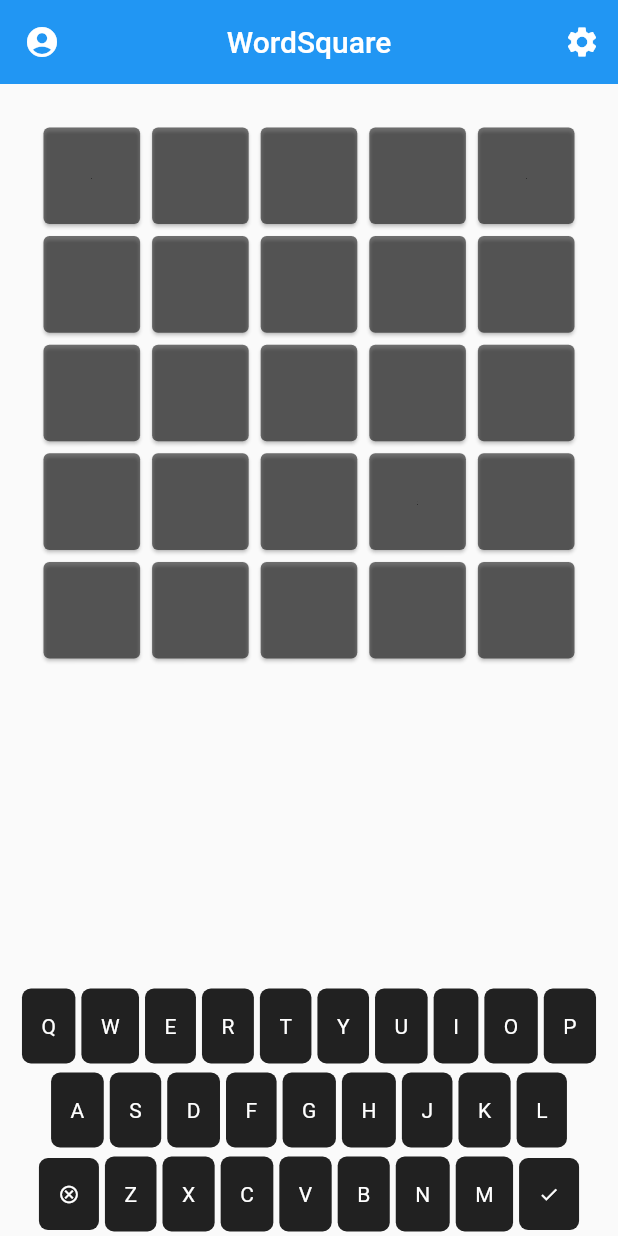
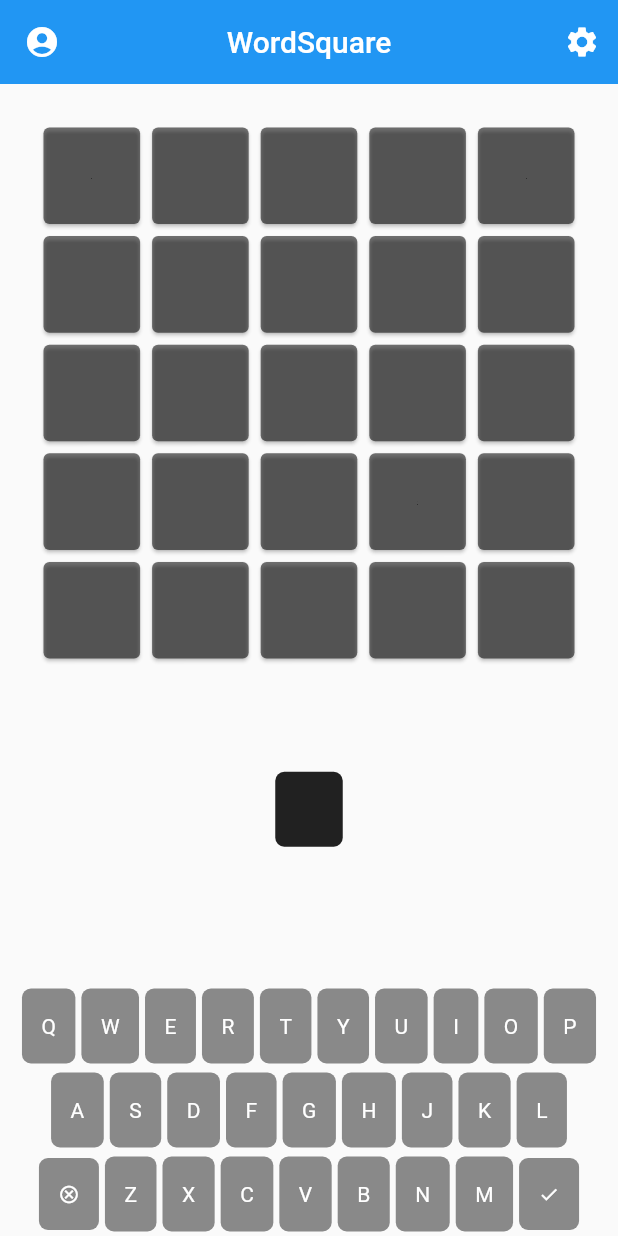
Before and after one commit to Bigalan09/FlutterDemo, a Flutter app: the screen it shows after launch, on a phone screen of 412 x 824 dp. Run offline on Flutter 3.47's test engine with Material 2 defaults, Android fonts, the phone set to English and light mode, and no system bars.

Commit message:
Smooth letter select!

```diff
--- a/lib/domain.dart
+++ b/lib/domain.dart
@@ -1,4 +1,23 @@
 enum GameColor { empty, selected, confirmed }
+enum KeyboardState { actionsOnly, lettersOnly, singleLetter, disabled }
+
+class Keyboard {
+  KeyboardState state;
+  String? selectedLetter;
+
+  Keyboard({this.state = KeyboardState.disabled, this.selectedLetter});
+
+  Keyboard.fromJson(Map<String, dynamic> json)
+      : state = KeyboardState.values.byName(json['state']),
+        selectedLetter = json['selectedLetter'];
+
+  Map<String, dynamic> toJson() {
+    final Map<String, dynamic> data = <String, dynamic>{};
+    data['selectedLetter'] = selectedLetter;
+    data['state'] = state;
+    return data;
+  }
+}
 
 class Letter {
   int index;
@@ -86,10 +105,11 @@ class Player {
 class Context {
   List<Player> players;
   List<List<Letter>> keys;
+  Keyboard keyboard;
   int currentPlayerIndex;
   String currentLetter;
 
-  Context(this.players, this.keys, this.currentLetter, this.currentPlayerIndex);
+  Context(this.players, this.keys, this.keyboard, this.currentLetter, this.currentPlayerIndex);
 
   factory Context.fromJson(Map<String, dynamic> json) {
     var keys = <List<Letter>>[];
@@ -115,8 +135,9 @@ class Context {
 
     var currentLetter = json['currentLetter'];
     var currentPlayerIndex = json['currentPlayerIndex'] as int;
+    var keyboard = Keyboard.fromJson(json['keyboard']);
 
-    return Context(players, keys, currentLetter, currentPlayerIndex);
+    return Context(players, keys, keyboard, currentLetter, currentPlayerIndex);
   }
 
   Map<String, dynamic> toJson() {
@@ -125,6 +146,7 @@ class Context {
     data['keys'] = keys;
     data['currentPlayerIndex'] = currentPlayerIndex;
     data['currentLetter'] = currentLetter;
+    data['keyboard'] = keyboard;
     return data;
   }
 }
--- a/lib/game.dart
+++ b/lib/game.dart
@@ -12,8 +12,9 @@ class WordSquare {
     List<List<Letter>> keys = <List<Letter>>[];
     int currentPlayerIndex = 0;
     String currentLetter = "";
+    Keyboard keyboard = Keyboard();
 
-    _context = Context(players, keys, currentLetter, currentPlayerIndex);
+    _context = Context(players, keys, keyboard, currentLetter, currentPlayerIndex);
 
     return true;
   }
--- a/lib/widgets/alphabet/alphabet.dart
+++ b/lib/widgets/alphabet/alphabet.dart
@@ -1,21 +1,30 @@
 import 'package:flutter/material.dart';
+import 'package:wordquare_mobile/domain.dart';
 
 class Alphabet extends StatefulWidget {
   final Function(String) onLetterPressed;
-  const Alphabet({required this.onLetterPressed, super.key});
+  final Function onCancelled;
+  final Function onAccepted;
+  final Keyboard keyboard;
+
+  const Alphabet({
+    required this.onLetterPressed,
+    required this.onCancelled,
+    required this.onAccepted,
+    required this.keyboard,
+    super.key,
+  });
 
   @override
   State<Alphabet> createState() => _AlphabetState();
 }
 
 class _AlphabetState extends State<Alphabet> {
-  bool keyboardEnabled = true;
-
   @override
   Widget build(BuildContext context) {
     List<String> row1 = ['Q', 'W', 'E', 'R', 'T', 'Y', 'U', 'I', 'O', 'P'];
     List<String> row2 = ['A', 'S', 'D', 'F', 'G', 'H', 'J', 'K', 'L'];
-    List<String> row3 = ['CANCEL','Z', 'X', 'C', 'V', 'B', 'N', 'M', 'ACCEPT'];
+    List<String> row3 = ['CANCEL', 'Z', 'X', 'C', 'V', 'B', 'N', 'M', 'ACCEPT'];
 
     return Column(
       children: [
@@ -38,19 +47,36 @@ class _AlphabetState extends State<Alphabet> {
                   size: 14.0,
                 );
               }
+              bool keyEnabled = true;
+
+              if ((letter != "ACCEPT" &&
+                      widget.keyboard.state == KeyboardState.actionsOnly) &&
+                  (letter != "CANCEL" &&
+                      widget.keyboard.state == KeyboardState.actionsOnly)) {
+                keyEnabled = false;
+              }
+
+              if ((letter == "ACCEPT" &&
+                      widget.keyboard.state == KeyboardState.lettersOnly) ||
+                  (letter == "CANCEL" &&
+                      widget.keyboard.state == KeyboardState.lettersOnly)) {
+                keyEnabled = false;
+              }
+
+              if (widget.keyboard.state == KeyboardState.disabled) {
+                keyEnabled = false;
+              }
 
               return GestureDetector(
-                onTap: keyboardEnabled
-                    ? () {
-                        setState(() {
-                          if (letter == "ACCEPT" || letter == "CANCEL") {
-                            keyboardEnabled = !keyboardEnabled;
-                          } else {
-                            widget.onLetterPressed(letter);
-                          }
-                        });
-                      }
-                    : null,
+                onTap: keyEnabled ? () {
+                  if (letter == "ACCEPT") {
+                    widget.onAccepted();
+                  } else if (letter == "CANCEL") {
+                    widget.onCancelled();
+                  } else {
+                    widget.onLetterPressed(letter);
+                  }
+                } : null,
                 child: Container(
                   alignment: Alignment.center,
                   margin: const EdgeInsets.symmetric(
@@ -58,7 +84,7 @@ class _AlphabetState extends State<Alphabet> {
                   padding: const EdgeInsets.symmetric(
                       vertical: 17.0, horizontal: 13.0),
                   decoration: BoxDecoration(
-                      color: keyboardEnabled ? Colors.black87 : Colors.black12,
+                      color: (keyEnabled) ? Colors.black87 : Colors.black45,
                       borderRadius: BorderRadius.circular(6)),
                   child: tile,
                 ),
--- a/lib/widgets/board/board.dart
+++ b/lib/widgets/board/board.dart
@@ -25,12 +25,114 @@ class _BoardState extends State<Board> {
             gridState: widget._game.context
                 .players[widget._game.context.currentPlayerIndex].board,
             onCellClicked: onCellClicked),
-        const SizedBox(height: 20),
-        Alphabet(onLetterPressed: onLetterPressed)
+        const SizedBox(height: 5),
+        Row(
+          crossAxisAlignment: CrossAxisAlignment.center,
+          mainAxisAlignment: MainAxisAlignment.center,
+          children: [
+            Container(
+              width: 45,
+              alignment: Alignment.center,
+              margin:
+                  const EdgeInsets.symmetric(vertical: 3.0, horizontal: 2.0),
+              padding:
+                  const EdgeInsets.symmetric(vertical: 17.0, horizontal: 13.0),
+              decoration: BoxDecoration(
+                  color: Colors.black87,
+                  borderRadius: BorderRadius.circular(6)),
+              child: Text(
+                widget._game.context.keyboard.selectedLetter != null
+                    ? widget._game.context.keyboard.selectedLetter!
+                    : " ",
+                style: const TextStyle(fontSize: 14, color: Colors.white),
+              ),
+            ),
+          ],
+        ),
+        const SizedBox(height: 50),
+        Alphabet(
+          keyboard: widget._game.context.keyboard,
+          onLetterPressed: onLetterPressed,
+          onAccepted: onAccepted,
+          onCancelled: onCancelled,
+        )
       ],
     );
   }
 
+  onCellClicked(int index) {
+    setState(() {
+      widget._game.context.players[widget._game.context.currentPlayerIndex]
+          .board.tiles
+          .where((element) => element.color == GameColor.selected)
+          .forEach((element) {
+        element.color = GameColor.empty;
+        widget._game.context.keyboard.selectedLetter = null;
+      });
+
+      if (selectedCellIndex == index) {
+        selectedCellIndex = null;
+        widget._game.context.keyboard.state = KeyboardState.disabled;
+        widget._game.context.keyboard.selectedLetter = null;
+      } else {
+        selectedCellIndex = index;
+        widget._game.context.keyboard.state = KeyboardState.lettersOnly;
+
+        var cell = widget._game.context
+            .players[widget._game.context.currentPlayerIndex].board.tiles
+            .elementAt(index);
+        if (cell.value == "") {
+          selectedCellIndex = index;
+          if (selectedCellIndex != null && selectedCellIndex! > -1) {
+            cell.color = GameColor.selected;
+          }
+        } else {
+          selectedCellIndex = null;
+        }
+      }
+    });
+  }
+
+  onAccepted() {
+    var cell = widget._game.context
+        .players[widget._game.context.currentPlayerIndex].board.tiles
+        .elementAt(selectedCellIndex!);
+    setState(() {
+      if (cell.value == "") {
+        selectedCellIndex = null;
+        cell.color = GameColor.confirmed;
+        cell.value = widget._game.context.keyboard.selectedLetter!;
+        widget._game.context.keyboard.selectedLetter = null;
+        widget._game.context.keyboard.state = KeyboardState.disabled;
+      }
+    });
+  }
+
+  onCancelled() {
+    setState(() {
+      selectedCellIndex = null;
+      widget._game.context.keyboard.selectedLetter = null;
+      widget._game.context.keyboard.state = KeyboardState.disabled;
+      widget._game.context.players[widget._game.context.currentPlayerIndex]
+          .board.tiles
+          .where((element) => element.color == GameColor.selected)
+          .forEach((element) {
+        element.color = GameColor.empty;
+      });
+    });
+  }
+
+  onLetterPressed(String letter) {
+    setState(() {
+      if (selectedCellIndex! > -1) {
+        widget._game.context.keyboard.state = KeyboardState.actionsOnly;
+        widget._game.context.keyboard.selectedLetter = letter;
+      } else {
+        widget._game.context.keyboard.state = KeyboardState.disabled;
+      }
+    });
+  }
+  /*
   onCellClicked(int index) {
     setState(() {
       if (selectedCellIndex == index) {
@@ -84,4 +186,5 @@ class _BoardState extends State<Board> {
       }
     });
   }
+  */
 }
```
